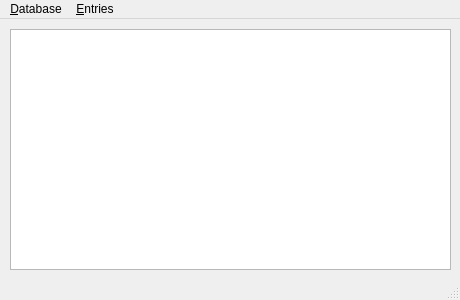
Qt form src/gui/MainWindow.ui (danieleambrosino/KeeReeng) before a commit.
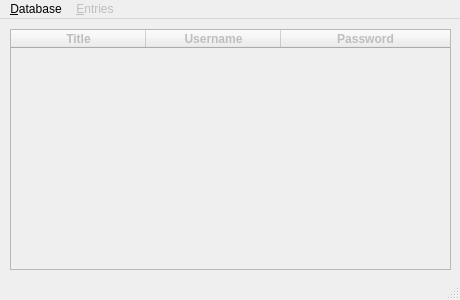
The same form after that commit. Custom widgets are drawn as their Qt base class.

Patch:
```diff
--- a/src/gui/MainWindow.ui
+++ b/src/gui/MainWindow.ui
@@ -14,7 +14,10 @@
    <string>MainWindow</string>
   </property>
   <widget class="QWidget" name="centralwidget">
-   <widget class="EntryList" name="treeWidget">
+   <widget class="EntryList" name="entryList">
+    <property name="enabled">
+     <bool>false</bool>
+    </property>
     <property name="geometry">
      <rect>
       <x>10</x>
@@ -27,7 +30,7 @@
      <number>3</number>
     </property>
     <attribute name="headerVisible">
-     <bool>false</bool>
+     <bool>true</bool>
     </attribute>
     <attribute name="headerCascadingSectionResizes">
      <bool>false</bool>
@@ -107,6 +110,9 @@
     <addaction name="actionQuit"/>
    </widget>
    <widget class="QMenu" name="menuEntries">
+    <property name="enabled">
+     <bool>false</bool>
+    </property>
     <property name="title">
      <string>&amp;Entries</string>
     </property>
```
Left out of the diff: 3 changed lines with no effect on the pictures.
